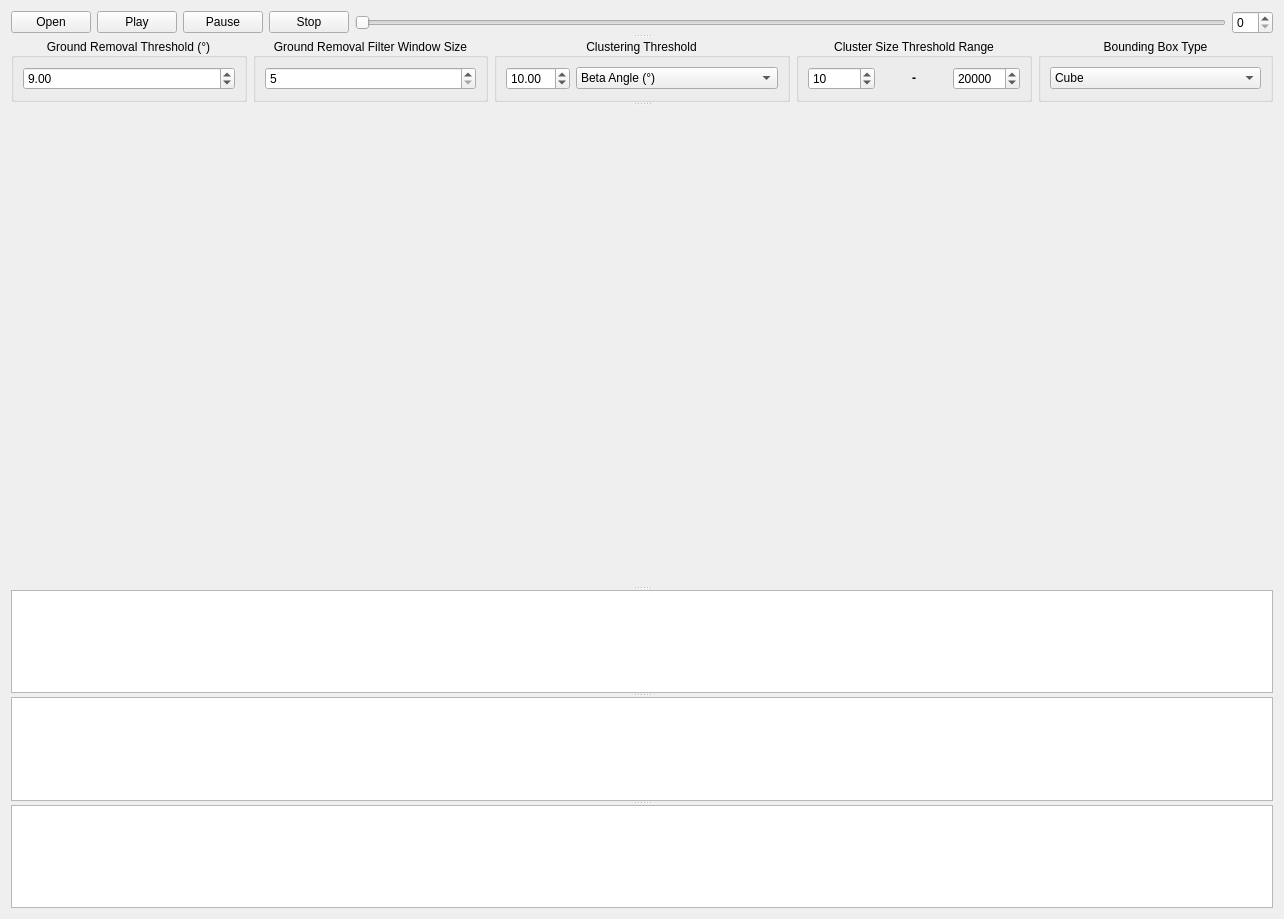
Before: the Qt Designer form src/src/visualization/ui/visualization.ui in cpsintegrationlab/depth_clustering, drawn with Qt 5.
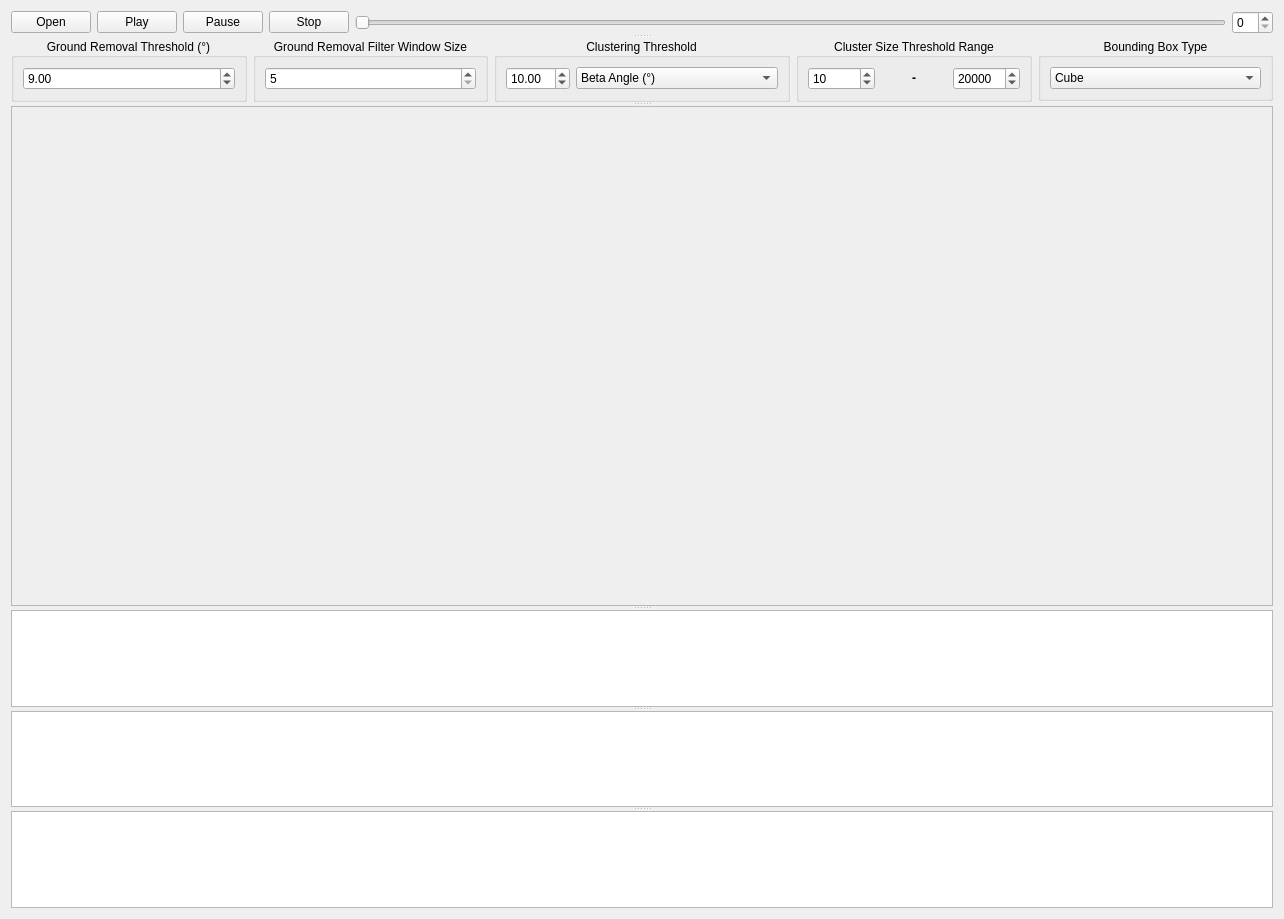
After: the same form once the commit is applied. Custom widgets are drawn as their Qt base class.

Commit message: Accept dataset path from command line; improve UI

What changed in the file:
```diff
--- a/src/src/visualization/ui/visualization.ui
+++ b/src/src/visualization/ui/visualization.ui
@@ -19,7 +19,7 @@
   <property name="windowTitle">
    <string>Form</string>
   </property>
-  <layout class="QGridLayout" name="gridLayout_6">
+  <layout class="QGridLayout" name="gridLayout_7">
    <item row="0" column="0">
     <widget class="QSplitter" name="splitter">
      <property name="orientation">
@@ -223,6 +223,12 @@
        </item>
        <item>
         <widget class="QGroupBox" name="group_bounding_box_type">
+         <property name="sizePolicy">
+          <sizepolicy hsizetype="Preferred" vsizetype="Fixed">
+           <horstretch>0</horstretch>
+           <verstretch>0</verstretch>
+          </sizepolicy>
+         </property>
          <property name="title">
           <string>Bounding Box Type</string>
          </property>
@@ -252,9 +258,24 @@
        </item>
       </layout>
      </widget>
+     <widget class="QFrame" name="frame">
+      <property name="sizePolicy">
+       <sizepolicy hsizetype="Preferred" vsizetype="Expanding">
+        <horstretch>0</horstretch>
+        <verstretch>0</verstretch>
+       </sizepolicy>
+      </property>
+      <property name="frameShape">
+       <enum>QFrame::StyledPanel</enum>
+      </property>
+      <property name="frameShadow">
+       <enum>QFrame::Raised</enum>
+      </property>
+      <layout class="QGridLayout" name="gridLayout_6">
+       <item row="0" column="0">
      <widget class="Viewer" name="viewer_point_cloud" native="true">
       <property name="sizePolicy">
-       <sizepolicy hsizetype="MinimumExpanding" vsizetype="Expanding">
+          <sizepolicy hsizetype="MinimumExpanding" vsizetype="MinimumExpanding">
         <horstretch>0</horstretch>
         <verstretch>0</verstretch>
        </sizepolicy>
@@ -269,9 +290,12 @@
        <bool>false</bool>
       </property>
      </widget>
+       </item>
+      </layout>
+     </widget>
      <widget class="QGraphicsView" name="viewer_image_difference">
       <property name="sizePolicy">
-       <sizepolicy hsizetype="MinimumExpanding" vsizetype="Fixed">
+       <sizepolicy hsizetype="MinimumExpanding" vsizetype="MinimumExpanding">
         <horstretch>0</horstretch>
         <verstretch>0</verstretch>
        </sizepolicy>
@@ -297,7 +321,7 @@
      </widget>
      <widget class="QGraphicsView" name="viewer_image_segmentation">
       <property name="sizePolicy">
-       <sizepolicy hsizetype="MinimumExpanding" vsizetype="Fixed">
+       <sizepolicy hsizetype="MinimumExpanding" vsizetype="MinimumExpanding">
         <horstretch>0</horstretch>
         <verstretch>0</verstretch>
        </sizepolicy>
@@ -323,7 +347,7 @@
      </widget>
      <widget class="QGraphicsView" name="viewer_image_depth">
       <property name="sizePolicy">
-       <sizepolicy hsizetype="MinimumExpanding" vsizetype="Fixed">
+       <sizepolicy hsizetype="MinimumExpanding" vsizetype="MinimumExpanding">
         <horstretch>0</horstretch>
         <verstretch>0</verstretch>
        </sizepolicy>
```
Left out of the diff: 24 changed lines with no effect on the pictures. Lines whose indentation alone changed are shown as unchanged. The commit also changes 3 other files.
